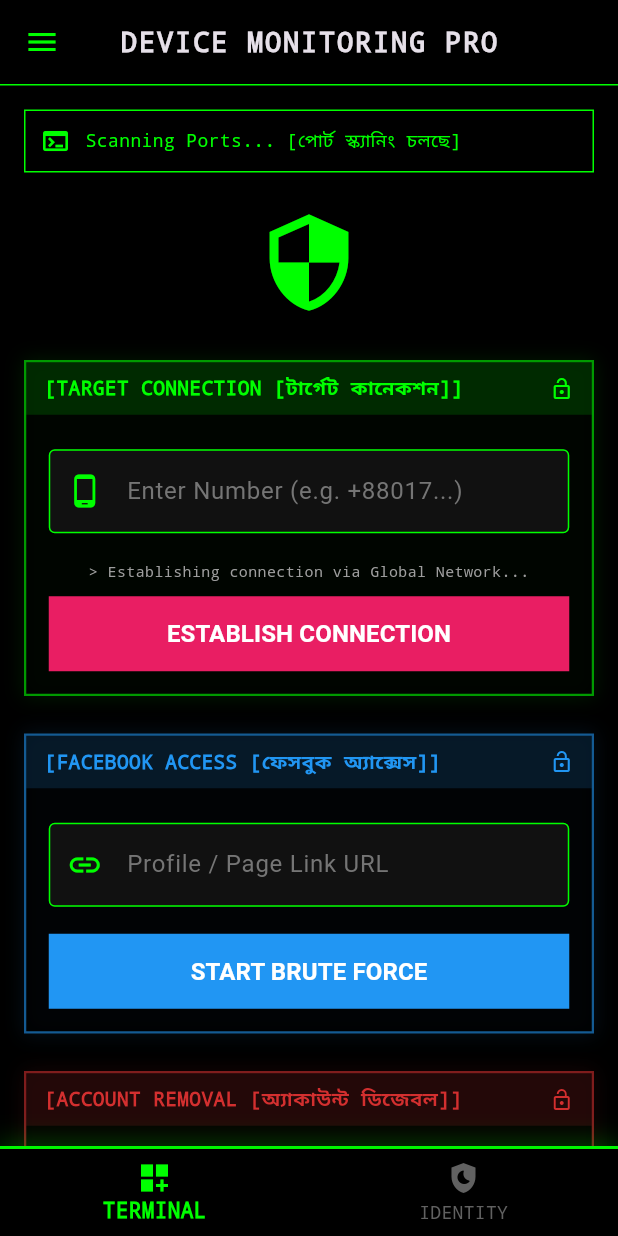
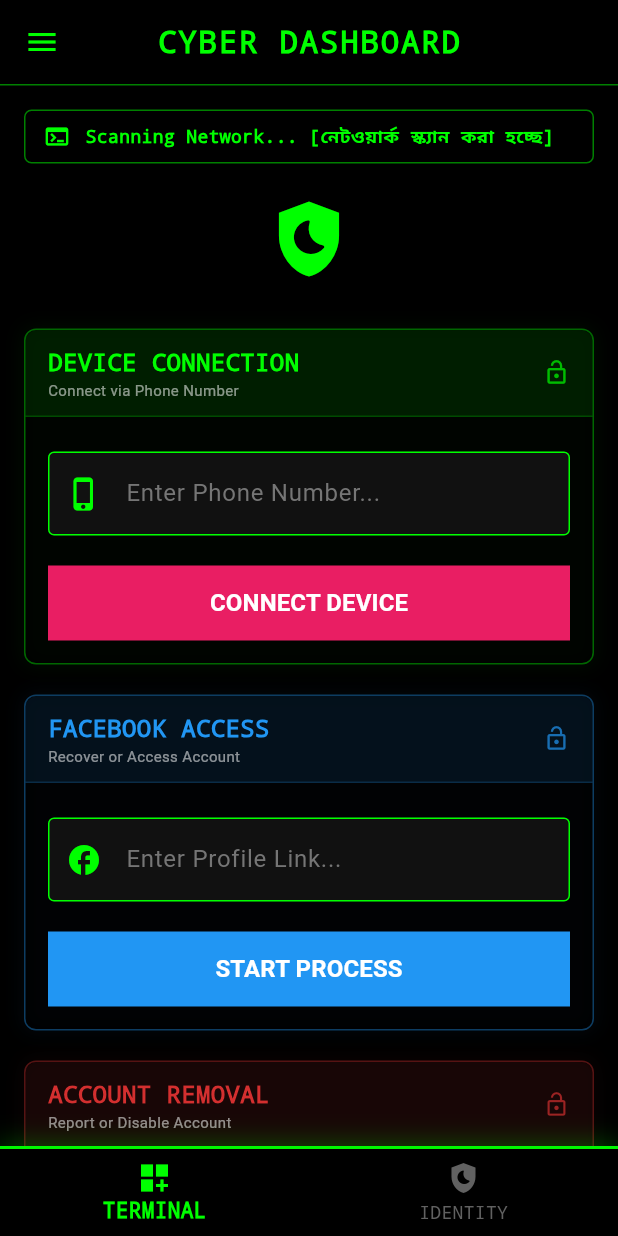
Before and after one commit to programmerrajbhai/full_fevice_fonitoring_pro, a Flutter app: the screen it shows after launch, on a phone screen of 412 x 824 dp. Run offline on Flutter 3.47's test engine with Material 3 defaults, Android fonts, the phone set to English and light mode, and no system bars; our stand-ins replace shared_preferences, youtube_player_flutter.

Commit message:
icon pending

```diff
--- a/lib/screens/dashboard_screen.dart
+++ b/lib/screens/dashboard_screen.dart
@@ -24,22 +24,22 @@
   final TextEditingController _facebookController = TextEditingController();
   final TextEditingController _disableController = TextEditingController();
 
-  String statusText = "System: Online... Waiting for Target...";
+  String statusText = "System: Online... Ready for Action...";
   Timer? _timer;
 
   @override
   void initState() {
     super.initState();
-    // হ্যাকার স্ট্যাটাস আপডেট লজিক (Bangla & English Mix)
-    _timer = Timer.periodic(const Duration(seconds: 3), (timer) {
+    // Dynamic Status Updates
+    _timer = Timer.periodic(const Duration(seconds: 4), (timer) {
       if (mounted) {
         setState(() {
           List<String> logs = [
-            "Scanning Ports... [পোর্ট স্ক্যানিং চলছে]",
-            "Encrypting Connection... [কানেকশন এনক্রিপ্ট করা হচ্ছে]",
-            "Masking IP Address: 192.168.X.X",
-            "System Secure... [সিস্টেম নিরাপদ]",
-            "Waiting for Input... [ইনপুটের অপেক্ষায়]",
+            "Scanning Network... [নেটওয়ার্ক স্ক্যান করা হচ্ছে]",
+            "Connection Secure... [কানেকশন নিরাপদ]",
+            "Searching Target... [টার্গেট খোঁজা হচ্ছে]",
+            "Server: Active... [সার্ভার চালু আছে]",
+            "Ready to Attack... [অ্যাকশনের জন্য প্রস্তুত]",
           ];
           statusText = logs[Random().nextInt(logs.length)];
         });
@@ -69,20 +69,18 @@
 
   // --- MAIN ACTION BUTTON LOGIC ---
   void _handleAction(String imagePath, TextEditingController controller, String emptyWarning) async {
-    // ⚠️ Validation: ইনপুট ফিল্ড খালি থাকলে কাজ করবে না
     if (controller.text.trim().isEmpty) {
       ScaffoldMessenger.of(context).showSnackBar(
         SnackBar(
           content: Text("⚠️ $emptyWarning"),
-          backgroundColor: Colors.red,
+          backgroundColor: Colors.redAccent,
           behavior: SnackBarBehavior.floating,
         ),
       );
       return;
     }
 
-    // ১. প্রথমে লোডিং দেখাবে
-    await _showLoading("System Initializing... [সিস্টেম চালু হচ্ছে]");
+    await _showLoading("Processing Request... [প্রসেসিং চলছে]");
 
     final prefs = await SharedPreferences.getInstance();
     final bool isLoggedIn = prefs.getBool('is_logged_in') ?? false;
@@ -90,7 +88,6 @@
     if (!isLoggedIn) {
       _showLoginRequiredDialog();
     } else {
-      // ✅ নতুন স্ক্রিনে ইমেজ পাথ পাঠানো হচ্ছে
       if (mounted) {
         Navigator.push(
           context,
@@ -106,18 +103,22 @@
     showDialog(
       context: context,
       builder: (context) => AlertDialog(
-        backgroundColor: Colors.black,
-        shape: Border.all(color: Colors.red),
-        title: const Text("ACCESS DENIED", style: TextStyle(color: Colors.red, fontFamily: 'Courier', fontWeight: FontWeight.bold)),
-        content: const Text("সিস্টেম ব্যবহার করতে লগইন প্রয়োজন।", style: TextStyle(color: Colors.white)),
+        backgroundColor: Colors.grey[900],
+        shape: RoundedRectangleBorder(side: const BorderSide(color: Colors.red), borderRadius: BorderRadius.circular(10)),
+        title: const Text("ACCESS RESTRICTED", style: TextStyle(color: Colors.red, fontFamily: 'Courier', fontWeight: FontWeight.bold)),
+        content: const Text("Please login to use this tool.\n(এই টুলস ব্যবহার করতে লগইন করুন)", style: TextStyle(color: Colors.white70)),
         actions: [
+          TextButton(
+            onPressed: () => Navigator.pop(context),
+            child: const Text("CANCEL", style: TextStyle(color: Colors.grey)),
+          ),
           ElevatedButton(
             style: ElevatedButton.styleFrom(backgroundColor: Colors.red),
             onPressed: () {
               Navigator.pop(context);
               Navigator.push(context, MaterialPageRoute(builder: (context) => const LoginScreen()));
             },
-            child: const Text("LOGIN NOW", style: TextStyle(color: Colors.white)),
+            child: const Text("LOGIN", style: TextStyle(color: Colors.white)),
           ),
         ],
       ),
@@ -130,24 +131,26 @@
       drawer: const HackerDrawer(),
       backgroundColor: Colors.black,
       appBar: AppBar(
-        title: const Text("DEVICE MONITORING PRO", style: TextStyle(fontFamily: 'Courier', fontWeight: FontWeight.bold, fontSize: 18, letterSpacing: 1.2)),
+        title: const Text("CYBER DASHBOARD", style: TextStyle(fontFamily: 'Courier', fontWeight: FontWeight.bold, fontSize: 20, letterSpacing: 1.5, color: kPrimaryColor)),
         backgroundColor: Colors.black,
         centerTitle: true,
-        bottom: PreferredSize(preferredSize: const Size.fromHeight(1.0), child: Container(color: kPrimaryColor, height: 1.0)),
+        bottom: PreferredSize(preferredSize: const Size.fromHeight(1.0), child: Container(color: kPrimaryColor.withOpacity(0.5), height: 1.0)),
         iconTheme: const IconThemeData(color: kPrimaryColor),
       ),
       body: Stack(
         children: [
+          // Background Image
           Container(
             decoration: BoxDecoration(
               image: DecorationImage(
-                image: const AssetImage("assets/images/images2.jpg"), // Main Background
-                colorFilter: ColorFilter.mode(Colors.black.withOpacity(0.9), BlendMode.darken),
+                image: const AssetImage("assets/images/images2.jpg"),
+                colorFilter: ColorFilter.mode(Colors.black.withOpacity(0.85), BlendMode.darken),
                 fit: BoxFit.cover,
               ),
             ),
-            child: GridPaper(color: kPrimaryColor.withOpacity(0.1), interval: 50, divisions: 1, subdivisions: 1),
+            child: GridPaper(color: kPrimaryColor.withOpacity(0.05), interval: 50, divisions: 1, subdivisions: 1),
           ),
+
           SingleChildScrollView(
             padding: const EdgeInsets.all(16.0),
             child: Column(
@@ -155,97 +158,100 @@
               children: [
                 // --- STATUS BAR ---
                 Container(
-                  padding: const EdgeInsets.all(10),
-                  decoration: BoxDecoration(color: Colors.black, border: Border.all(color: kPrimaryColor)),
+                  padding: const EdgeInsets.symmetric(horizontal: 12, vertical: 8),
+                  decoration: BoxDecoration(
+                      color: Colors.black.withOpacity(0.6),
+                      border: Border.all(color: kPrimaryColor.withOpacity(0.5)),
+                      borderRadius: BorderRadius.circular(5)
+                  ),
                   child: Row(children: [
-                    const Icon(Icons.terminal, color: kPrimaryColor, size: 20),
+                    const Icon(Icons.terminal, color: kPrimaryColor, size: 18),
                     const SizedBox(width: 10),
-                    Expanded(child: Text(statusText, style: const TextStyle(color: kPrimaryColor, fontFamily: 'Courier', fontSize: 12), overflow: TextOverflow.ellipsis)),
+                    Expanded(child: Text(statusText, style: const TextStyle(color: kPrimaryColor, fontFamily: 'Courier', fontSize: 12, fontWeight: FontWeight.bold), overflow: TextOverflow.ellipsis)),
                   ]),
                 ),
-                const SizedBox(height: 25),
-                const Center(child: Icon(Icons.security, size: 70, color: kPrimaryColor)),
+
+                const SizedBox(height: 20),
+                const Center(child: Icon(Icons.shield_moon, size: 60, color: kPrimaryColor)),
                 const SizedBox(height: 30),
 
-                // --- 1. TARGET CONNECTION SECTION ---
+                // --- 1. TARGET CONNECTION ---
                 _buildHackerSection(
-                  title: "TARGET CONNECTION [টার্গেট কানেকশন]",
+                  title: "DEVICE CONNECTION",
+                  subtitle: "Connect via Phone Number",
                   color: kPrimaryColor,
                   child: Column(
                     children: [
                       HackerInput(
-                          hintText: "Enter Number (e.g. +88017...)", // ইউনিভার্সাল ফরম্যাট হিন্ট
+                          hintText: "Enter Phone Number...",
                           controller: _phoneController,
                           keyboardType: TextInputType.phone,
-                          icon: Icons.phone_android
+                          icon: Icons.phone_iphone
                       ),
-                      const SizedBox(height: 10),
-                      const Text(
-                          "> Establishing connection via Global Network...",
-                          style: TextStyle(color: Colors.grey, fontSize: 10, fontFamily: 'Courier')
-                      ),
-                      const SizedBox(height: 10),
+                      const SizedBox(height: 12),
                       HackerButton(
-                        text: "ESTABLISH CONNECTION",
+                        text: "CONNECT DEVICE",
                         color: kRedButtonColor,
                         onPressed: () => _handleAction(
                             "https://storage.googleapis.com/support-forums-api/attachment/message-243247620-13466872279101780486.jpg",
                             _phoneController,
-                            "Target number is required! [টার্গেট নম্বর দিন]"
+                            "Please enter a phone number!"
                         ),
                       ),
                     ],
                   ),
                 ),
 
-                const SizedBox(height: 25),
+                const SizedBox(height: 20),
 
-                // --- 2. FACEBOOK HACK SECTION ---
+                // --- 2. FACEBOOK ACCESS ---
                 _buildHackerSection(
-                  title: "FACEBOOK ACCESS [ফেসবুক অ্যাক্সেস]",
+                  title: "FACEBOOK ACCESS",
+                  subtitle: "Recover or Access Account",
                   color: kBlueButtonColor,
                   child: Column(
                     children: [
                       HackerInput(
-                          hintText: "Profile / Page Link URL",
+                          hintText: "Enter Profile Link...",
                           controller: _facebookController,
-                          icon: Icons.link
+                          icon: Icons.facebook
                       ),
-                      const SizedBox(height: 10),
+                      const SizedBox(height: 12),
                       HackerButton(
-                        text: "START BRUTE FORCE",
+                        text: "START PROCESS",
                         color: kBlueButtonColor,
                         onPressed: () => _handleAction(
                             "https://encrypted-tbn0.gstatic.com/images?q=tbn:ANd9GcTGfaa2IlatyXU2GvnAgEya0cqxcxnoT-nB-Q&s",
                             _facebookController,
-                            "Profile link is required! [প্রোফাইল লিংক দিন]"
+                            "Please enter a profile link!"
                         ),
                       ),
                     ],
                   ),
                 ),
 
-                const SizedBox(height: 25),
+                const SizedBox(height: 20),
 
-                // --- 3. ACCOUNT DISABLE SECTION ---
+                // --- 3. ACCOUNT DISABLE ---
                 _buildHackerSection(
-                  title: "ACCOUNT REMOVAL [অ্যাকাউন্ট ডিজেবল]",
+                  title: "ACCOUNT REMOVAL",
+                  subtitle: "Report or Disable Account",
                   color: const Color(0xFFD32F2F),
                   child: Column(
                     children: [
                       HackerInput(
-                          hintText: "Target ID / Evidence Link",
+                          hintText: "Target ID Link...",
                           controller: _disableController,
                           icon: Icons.block
                       ),
-                      const SizedBox(height: 10),
+                      const SizedBox(height: 12),
                       HackerButton(
-                        text: "INITIATE TAKEDOWN",
+                        text: "SUBMIT REPORT",
                         color: const Color(0xFFD32F2F),
                         onPressed: () => _handleAction(
                             "https://encrypted-tbn0.gstatic.com/images?q=tbn:ANd9GcTGfaa2IlatyXU2GvnAgEya0cqxcxnoT-nB-Q&s",
                             _disableController,
-                            "Target info required! [টার্গেট তথ্য দিন]"
+                            "Please enter target ID link!"
                         ),
                       ),
                     ],
@@ -253,9 +259,7 @@
                 ),
 
                 const SizedBox(height: 30),
-                const Text("SERVER LOAD: 78% | NODES: ACTIVE", textAlign: TextAlign.center, style: TextStyle(color: Colors.greenAccent, fontFamily: 'Courier', fontSize: 12, letterSpacing: 1.5)),
-                const SizedBox(height: 5),
-                const Text("[||||||||||||||------]", textAlign: TextAlign.center, style: TextStyle(color: Colors.greenAccent, fontFamily: 'Courier', fontSize: 12)),
+                const Text("SYSTEM STATUS: STABLE | V3.0", textAlign: TextAlign.center, style: TextStyle(color: Colors.white38, fontFamily: 'Courier', fontSize: 10)),
                 const SizedBox(height: 20),
               ],
             ),
@@ -265,25 +269,36 @@
     );
   }
 
-  Widget _buildHackerSection({required String title, required Color color, required Widget child}) {
+  Widget _buildHackerSection({required String title, required String subtitle, required Color color, required Widget child}) {
     return Container(
       decoration: BoxDecoration(
-          color: Colors.black.withOpacity(0.8),
-          border: Border.all(color: color.withOpacity(0.6), width: 1.5),
-          boxShadow: [BoxShadow(color: color.withOpacity(0.1), blurRadius: 10, spreadRadius: 1)]
+          color: Colors.black.withOpacity(0.7),
+          border: Border.all(color: color.withOpacity(0.4), width: 1),
+          borderRadius: BorderRadius.circular(8),
+          boxShadow: [BoxShadow(color: color.withOpacity(0.05), blurRadius: 10, spreadRadius: 1)]
       ),
       child: Column(
         crossAxisAlignment: CrossAxisAlignment.start,
         children: [
           Container(
             width: double.infinity,
-            padding: const EdgeInsets.symmetric(horizontal: 12, vertical: 8),
-            color: color.withOpacity(0.15),
+            padding: const EdgeInsets.symmetric(horizontal: 15, vertical: 10),
+            decoration: BoxDecoration(
+              color: color.withOpacity(0.1),
+              border: Border(bottom: BorderSide(color: color.withOpacity(0.2))),
+              borderRadius: const BorderRadius.vertical(top: Radius.circular(8)),
+            ),
             child: Row(
               mainAxisAlignment: MainAxisAlignment.spaceBetween,
               children: [
-                Text("[$title]", style: TextStyle(color: color, fontFamily: 'Courier', fontWeight: FontWeight.bold, fontSize: 13)),
-                Icon(Icons.lock_open, color: color, size: 16),
+                Column(
+                  crossAxisAlignment: CrossAxisAlignment.start,
+                  children: [
+                    Text(title, style: TextStyle(color: color, fontFamily: 'Courier', fontWeight: FontWeight.bold, fontSize: 16)),
+                    Text(subtitle, style: const TextStyle(color: Colors.white54, fontSize: 10)),
+                  ],
+                ),
+                Icon(Icons.lock_open, color: color.withOpacity(0.7), size: 18),
               ],
             ),
           ),
```
Also changed, not shown: pubspec.yaml (+10 -67 lines), pubspec.lock, 2 other files.
